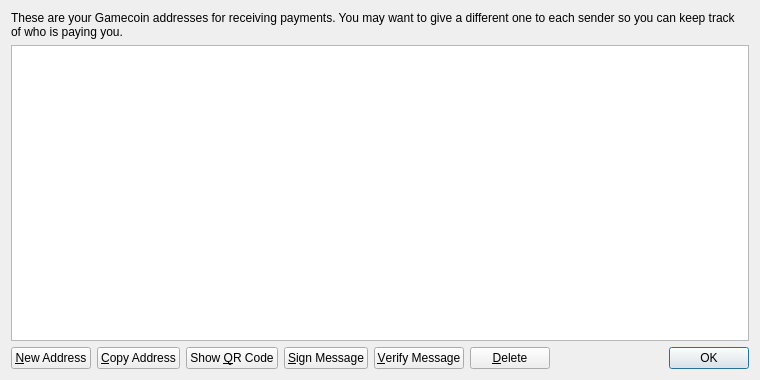
Qt form src/qt/forms/addressbookpage.ui (fairycoin/fairycoin) before a commit.
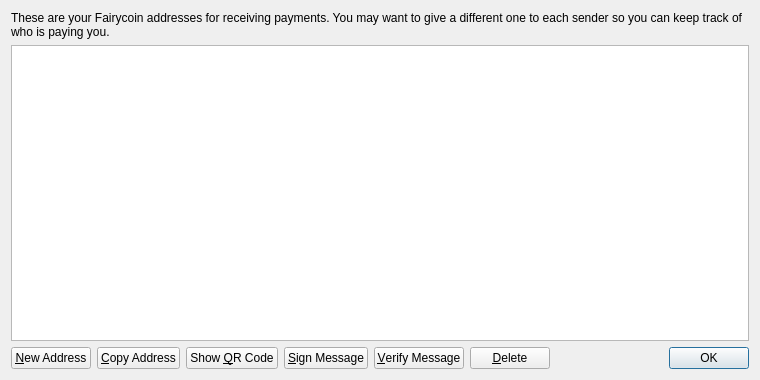
The same form after that commit. Icons and pictures are not drawn.

What changed in the file:
```diff
--- a/src/qt/forms/addressbookpage.ui
+++ b/src/qt/forms/addressbookpage.ui
@@ -17,7 +17,7 @@
    <item>
     <widget class="QLabel" name="labelExplanation">
      <property name="text">
-      <string>These are your Gamecoin addresses for receiving payments. You may want to give a different one to each sender so you can keep track of who is paying you.</string>
+      <string>These are your Fairycoin addresses for receiving payments. You may want to give a different one to each sender so you can keep track of who is paying you.</string>
      </property>
      <property name="textFormat">
       <enum>Qt::PlainText</enum>
```
